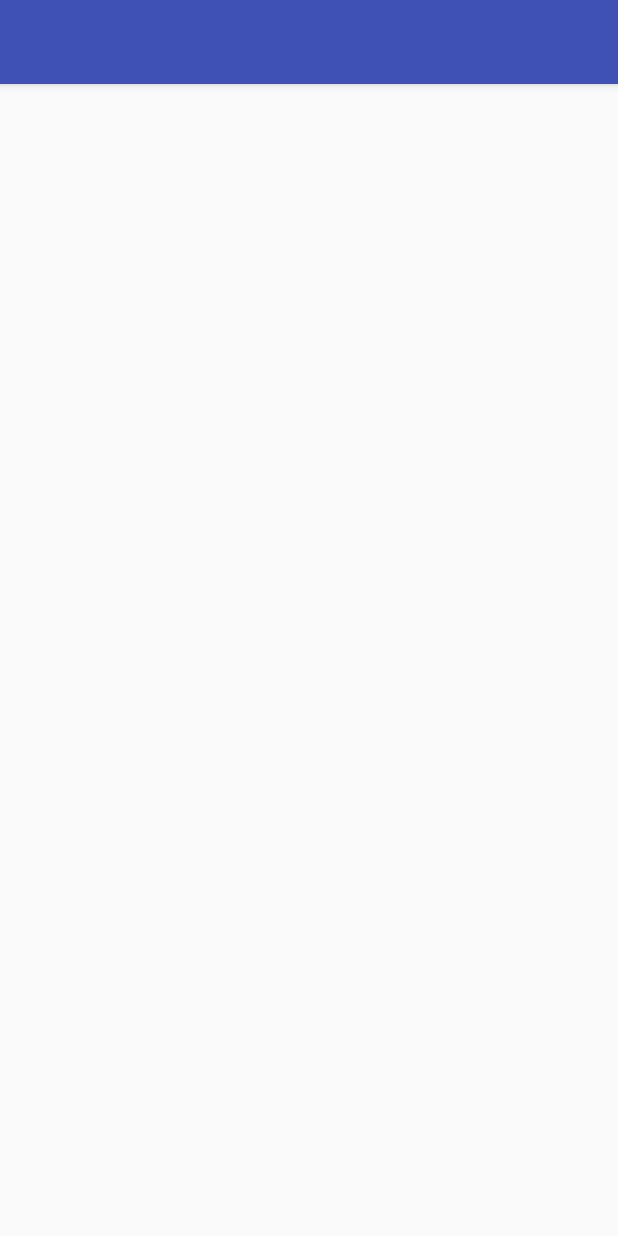
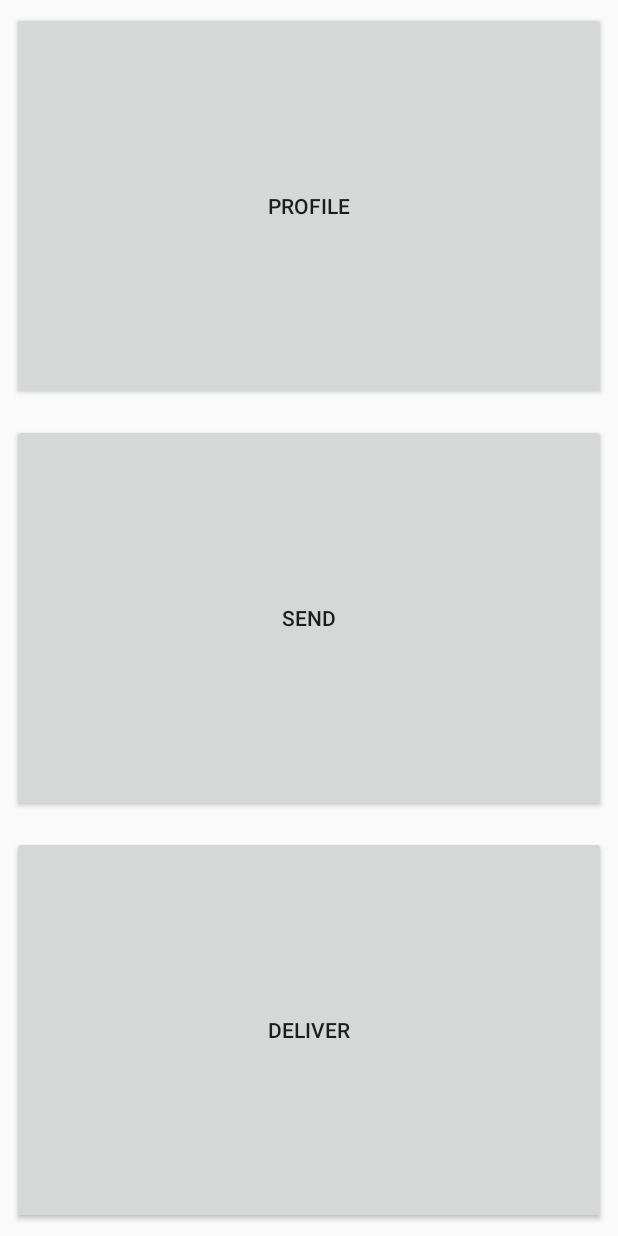
Before and after one commit to MoneyMounier/Myoul, an Android app: the Home screen opened directly, with no data from a screen before it, on a phone screen of 412 x 824 dp. Run offline under Robolectric (Android 15) with nearby library versions, the phone set to English and light mode, and no system bars.

Commit message:
fixing up ui and starting work on DB

```diff
--- /dev/null
+++ b/Myoul DB/src/main/java/com/example/myouldb/MyoulDB.java
@@ -0,0 +1,4 @@
+package com.example.myouldb;
+
+public class MyoulDB {
+}
--- a/app/src/main/java/com/myoul/app/Home.java
+++ b/app/src/main/java/com/myoul/app/Home.java
@@ -16,7 +16,7 @@ public class Home extends AppCompatActivity {
         String message = intent.getStringExtra(Login.LEAD);
 
         // Capture the layout's TextView and set the string as its text
-        TextView textView = findViewById(R.id.textView);
-        textView.setText(message);
+        //TextView textView = findViewById(R.id.textView);
+        //textView.setText(message);
     }
 }
--- a/app/src/main/java/com/myoul/app/Login.java
+++ b/app/src/main/java/com/myoul/app/Login.java
@@ -5,6 +5,8 @@ import android.support.v7.app.AppCompatActivity;
 import android.os.Bundle;
 import android.view.View;
 import android.widget.EditText;
+
+import java.io.File;
 
 public class Login extends AppCompatActivity {
 
@@ -41,6 +43,7 @@ public class Login extends AppCompatActivity {
     }
 
     private boolean login(String user, String pass){
+        //will actually login to database
         return true;
     }
 }
--- a/app/src/main/res/layout/activity_home.xml
+++ b/app/src/main/res/layout/activity_home.xml
@@ -6,18 +6,49 @@
     android:layout_height="match_parent"
     tools:context="com.myoul.app.Home">
 
-    <TextView
-        android:id="@+id/textView"
-        android:layout_width="291dp"
-        android:layout_height="99dp"
-        android:layout_marginBottom="16dp"
-        android:layout_marginEnd="16dp"
-        android:layout_marginStart="16dp"
-        android:layout_marginTop="16dp"
-        android:text="TextView"
+    <Button
+        android:id="@+id/profile"
+        android:layout_width="0dp"
+        android:layout_height="0dp"
+        android:layout_marginBottom="8dp"
+        android:layout_marginEnd="8dp"
+        android:layout_marginStart="8dp"
+        android:layout_marginTop="8dp"
+        android:text="profile"
+        app:layout_constraintBottom_toTopOf="@+id/send"
+        app:layout_constraintEnd_toEndOf="parent"
+        app:layout_constraintHorizontal_bias="0.0"
+        app:layout_constraintStart_toStartOf="parent"
+        app:layout_constraintTop_toTopOf="parent" />
+
+    <Button
+        android:id="@+id/send"
+        android:layout_width="0dp"
+        android:layout_height="0dp"
+        android:layout_marginBottom="8dp"
+        android:layout_marginEnd="8dp"
+        android:layout_marginStart="8dp"
+        android:layout_marginTop="8dp"
+        android:text="send"
+        app:layout_constraintBottom_toTopOf="@+id/deliver"
+        app:layout_constraintEnd_toEndOf="parent"
+        app:layout_constraintStart_toStartOf="parent"
+        app:layout_constraintTop_toBottomOf="@+id/profile" />
+
+    <Button
+        android:id="@+id/deliver"
+        android:layout_width="0dp"
+        android:layout_height="0dp"
+        android:layout_marginBottom="8dp"
+        android:layout_marginEnd="8dp"
+        android:layout_marginStart="8dp"
+        android:layout_marginTop="8dp"
+        android:text="deliver"
         app:layout_constraintBottom_toBottomOf="parent"
         app:layout_constraintEnd_toEndOf="parent"
+        app:layout_constraintHorizontal_bias="0.0"
         app:layout_constraintStart_toStartOf="parent"
-        app:layout_constraintTop_toTopOf="parent"
-        app:layout_constraintVertical_bias="0.184" />
+        app:layout_constraintTop_toBottomOf="@+id/send" />
+
+
 </android.support.constraint.ConstraintLayout>
--- a/app/src/main/res/values/styles.xml
+++ b/app/src/main/res/values/styles.xml
@@ -1,11 +1,7 @@
 <resources>
 
     <!-- Base application theme. -->
-    <style name="AppTheme" parent="Theme.AppCompat.Light.DarkActionBar">
-        <!-- Customize your theme here. -->
-        <item name="colorPrimary">@color/colorPrimary</item>
-        <item name="colorPrimaryDark">@color/colorPrimaryDark</item>
-        <item name="colorAccent">@color/colorAccent</item>
+    <style name="AppTheme" parent="Theme.AppCompat.Light.NoActionBar">
     </style>
 
 </resources>
--- a/settings.gradle
+++ b/settings.gradle
@@ -1 +1 @@
-include ':app'
+include ':app', ':Myoul DB'
```
Also changed, not shown: Myoul DB/build.gradle (added, +8 -0 lines), app/src/main/AndroidManifest.xml (+5 -2 lines), app/src/main/res/layout/activity_login.xml (+18 -22 lines), 1 other file.
